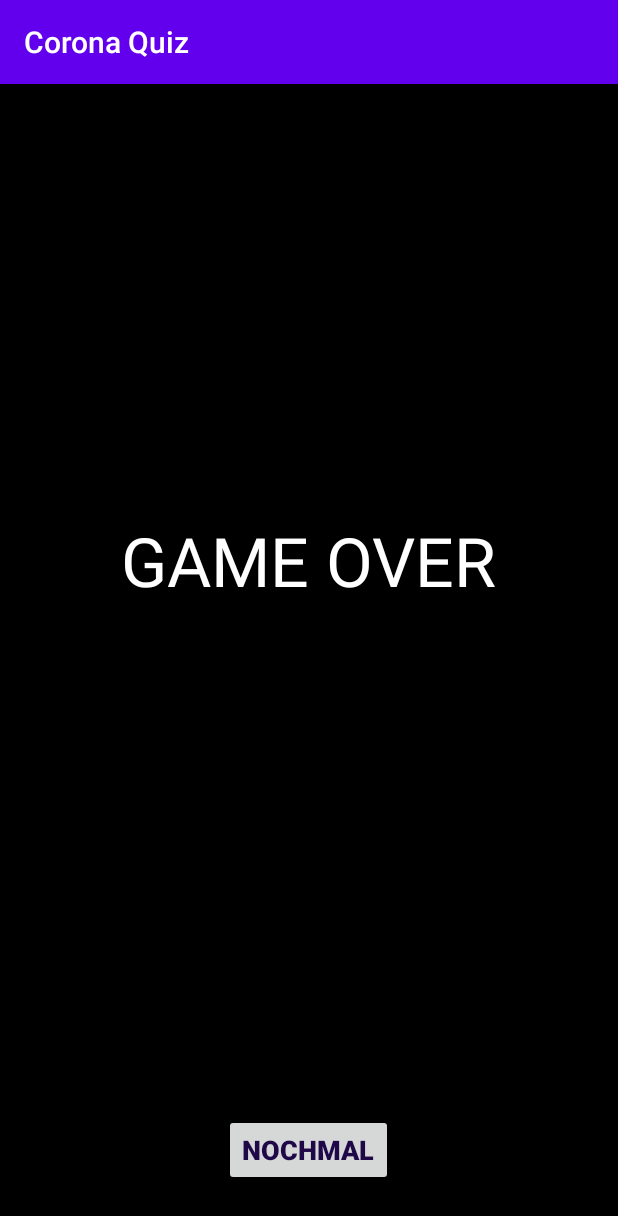
After one commit to samankho/EUvsVirus, an Android app: the Gameover screen opened directly, with no data from a screen before it, on a phone screen of 412 x 824 dp. The commit adds this screen. Shown: the top 1216 px of the screen. Run offline under Robolectric (Android 15) with nearby library versions, the phone set to English and light mode, and no system bars.

Commit message:
Quiz fast fertig

```diff
--- a/app/src/main/AndroidManifest.xml
+++ b/app/src/main/AndroidManifest.xml
@@ -9,6 +9,9 @@
         android:roundIcon="@mipmap/ic_launcher_round"
         android:supportsRtl="true"
         android:theme="@style/AppTheme">
+        <activity android:name=".Gewinner"></activity>
+        <activity android:name=".Gameover" />
+        <activity android:name=".FragenActivity" />
         <activity android:name=".MainActivity">
             <intent-filter>
                 <action android:name="android.intent.action.MAIN" />
--- /dev/null
+++ b/app/src/main/java/com/example/corona/Gameover.java
@@ -0,0 +1,31 @@
+package com.example.corona;
+
+import androidx.appcompat.app.AppCompatActivity;
+
+import android.content.Intent;
+import android.os.Bundle;
+import android.view.View;
+import android.widget.Button;
+import android.widget.TextView;
+
+public class Gameover extends AppCompatActivity {
+
+    private Button _nochmal;
+
+    @Override
+    protected void onCreate(Bundle savedInstanceState) {
+        super.onCreate(savedInstanceState);
+        setContentView(R.layout.activity_gameover);
+
+        _nochmal = (Button)findViewById(R.id.nochmal);
+        _nochmal.setOnClickListener(this::loadMenue);
+
+    }
+
+
+    private void loadMenue(View v)
+    {
+        startActivity(new Intent(this, MainActivity.class));
+    }
+
+}
--- /dev/null
+++ b/app/src/main/res/layout/activity_gameover.xml
@@ -0,0 +1,45 @@
+<?xml version="1.0" encoding="utf-8"?>
+<RelativeLayout xmlns:android="http://schemas.android.com/apk/res/android"
+    xmlns:app="http://schemas.android.com/apk/res-auto"
+    xmlns:tools="http://schemas.android.com/tools"
+    android:layout_width="match_parent"
+    android:layout_height="match_parent"
+    android:background="#000000"
+    tools:context=".Gameover">
+
+    <TextView
+        android:id="@+id/glueckwunsch"
+        android:layout_width="wrap_content"
+        android:layout_height="wrap_content"
+        android:layout_alignParentTop="true"
+        android:layout_centerHorizontal="true"
+        android:layout_marginTop="287dp"
+        android:text="GAME OVER"
+        android:textColor="#FFFFFF"
+        android:textSize="45sp" />
+
+    <TextView
+        android:id="@+id/punkteText"
+        android:layout_width="wrap_content"
+        android:layout_height="wrap_content"
+        android:layout_alignParentBottom="true"
+        android:layout_centerHorizontal="true"
+        android:layout_marginBottom="266dp"
+        android:textColor="#FFFFFF"
+        android:textSize="18sp" />
+
+    <Button
+        android:id="@+id/nochmal"
+        style="@style/Widget.AppCompat.Button"
+        android:layout_width="wrap_content"
+        android:layout_height="wrap_content"
+        android:layout_alignParentBottom="true"
+        android:layout_centerHorizontal="true"
+        android:layout_marginBottom="33dp"
+        android:text="nochmal"
+        android:textAlignment="center"
+        android:textAllCaps="true"
+        android:textColor="#1E0847"
+        android:textSize="18sp"
+        android:textStyle="bold" />
+</RelativeLayout>
--- a/app/src/main/res/values/strings.xml
+++ b/app/src/main/res/values/strings.xml
@@ -1,3 +1,3 @@
 <resources>
-    <string name="app_name">Corona</string>
+    <string name="app_name">Corona Quiz</string>
 </resources>
--- a/build.gradle
+++ b/build.gradle
@@ -1,7 +1,6 @@
 // Top-level build file where you can add configuration options common to all sub-projects/modules.
 
 buildscript {
-    ext.kotlin_version = '1.3.72'
 
     repositories {
         google()
@@ -9,8 +8,8 @@ buildscript {
 
     }
     dependencies {
-        classpath 'com.android.tools.build:gradle:3.6.1'
-        classpath "org.jetbrains.kotlin:kotlin-gradle-plugin:$kotlin_version"
+        classpath 'com.android.tools.build:gradle:3.6.3'
+
 
         // NOTE: Do not place your application dependencies here; they belong
         // in the individual module build.gradle files
@@ -19,7 +18,6 @@ buildscript {
 
 allprojects {
     repositories {
-        mavenCentral()
         google()
         jcenter()
 
```
Also changed, not shown: app/build.gradle (+4 -22 lines), app/src/main/java/com/example/corona/FragenActivity.java (added, +149 -0 lines), app/src/main/java/com/example/corona/Gewinner.java (added, +27 -0 lines), app/src/main/java/com/example/corona/MainActivity.java (+17 -0 lines), app/src/main/java/com/example/corona/Questions.java (added, +62 -0 lines), app/src/main/res/layout/activity_fragen.xml (added, +70 -0 lines), app/src/main/res/layout/activity_gewinner.xml (added, +38 -0 lines), app/src/main/res/layout/activity_main.xml (+19 -7 lines), 3 other files.
